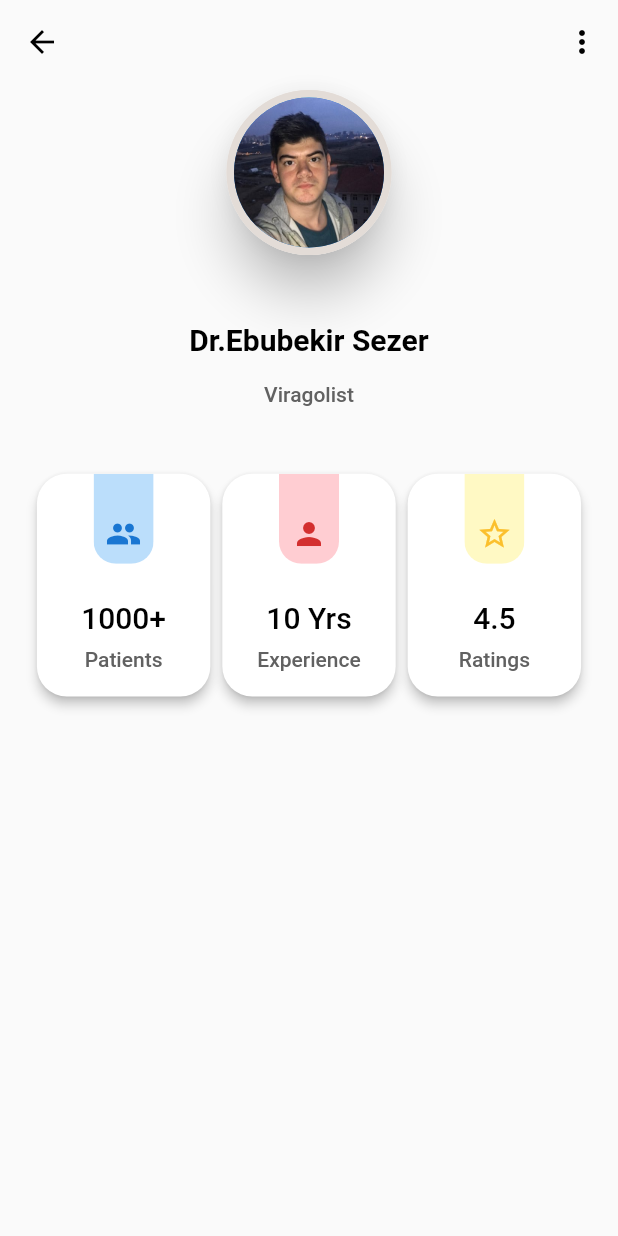
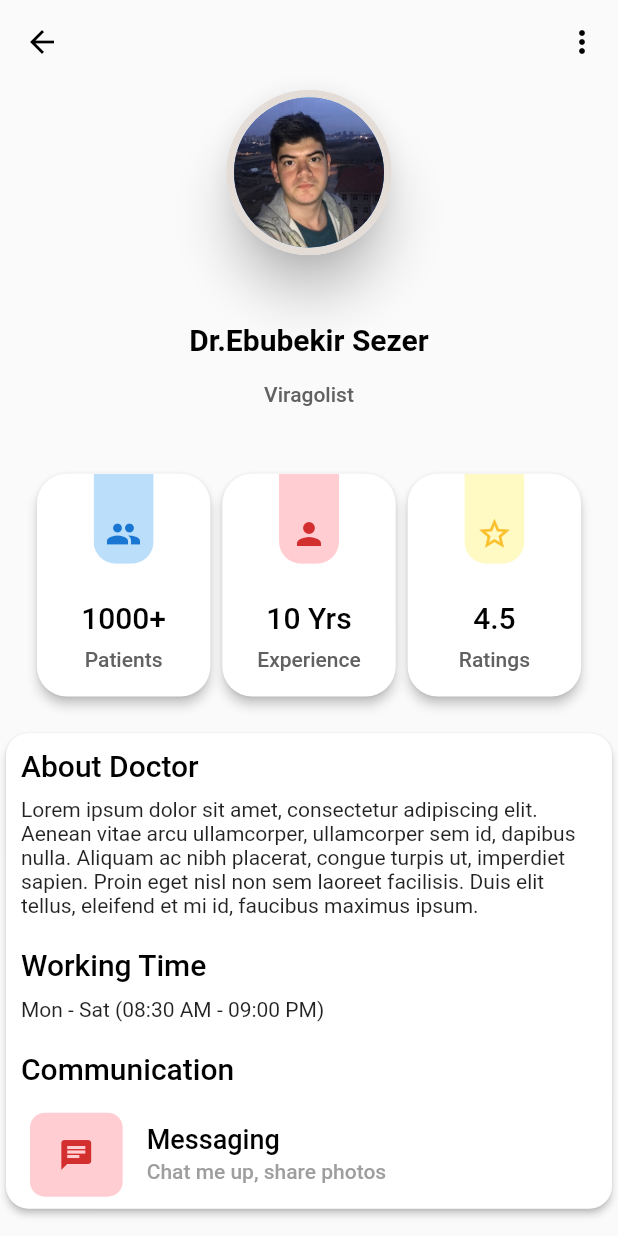
Before and after one commit to VBT-Intership/ESS-Flutter-AppoinmentUI, a Flutter app: the screen it shows after launch, on a phone screen of 412 x 824 dp. Run offline on Flutter 3.47's test engine with Material 2 defaults, Android fonts, the phone set to English and light mode, and no system bars.

Commit message:
doctor information titles and the informations added to the profile page and communication cards created

```diff
--- a/AppoinmentUIApp/lib/view/profileview.dart
+++ b/AppoinmentUIApp/lib/view/profileview.dart
@@ -20,15 +20,97 @@ class _ProfileViewState extends State<ProfileView> {
           SizedBox(height: pageHeight * 0.02),
           buildProfileTitle(context),
           SizedBox(height: pageHeight * 0.05),
-          buildAllInformationCards(context)
+          buildAllInformationCards(context),
+          SizedBox(height: pageHeight * 0.02),
+          Container(
+            child: Card(
+              elevation: 2,
+              shape: RoundedRectangleBorder(
+                borderRadius: BorderRadius.circular(15.0),
+              ),
+              child: Column(
+                crossAxisAlignment: CrossAxisAlignment.start,
+                children: <Widget>[
+                  Padding(
+                    padding: const EdgeInsets.all(10.0),
+                    child: Text(
+                      "About Doctor",
+                      style:
+                          Theme.of(context).primaryTextTheme.headline6.copyWith(
+                                color: Colors.black,
+                              ),
+                    ),
+                  ),
+                  Padding(
+                    padding: const EdgeInsets.only(
+                        left: 10.0, right: 10.0, bottom: 10.0),
+                    child: Text(
+                        "Lorem ipsum dolor sit amet, consectetur adipiscing elit. Aenean vitae arcu ullamcorper, ullamcorper sem id, dapibus nulla. Aliquam ac nibh placerat, congue turpis ut, imperdiet sapien. Proin eget nisl non sem laoreet facilisis. Duis elit tellus, eleifend et mi id, faucibus maximus ipsum."),
+                  ),
+                  Padding(
+                    padding: const EdgeInsets.all(10.0),
+                    child: Text(
+                      "Working Time",
+                      style:
+                          Theme.of(context).primaryTextTheme.headline6.copyWith(
+                                color: Colors.black,
+                              ),
+                    ),
+                  ),
+                  Padding(
+                    padding: const EdgeInsets.only(
+                        left: 10.0, right: 10.0, bottom: 10.0),
+                    child: Text("Mon - Sat (08:30 AM - 09:00 PM)"),
+                  ),
+                  Padding(
+                    padding: const EdgeInsets.all(10.0),
+                    child: Text(
+                      "Communication",
+                      style:
+                          Theme.of(context).primaryTextTheme.headline6.copyWith(
+                                color: Colors.black,
+                              ),
+                    ),
+                  ),
+                  ListTile(
+                    leading: Container(
+                      width: pageWidth * 0.15,
+                      height: pageHeight * 0.07,
+                      decoration: BoxDecoration(
+                        color: Colors.red[100],
+                        borderRadius: BorderRadius.all(Radius.circular(10.0)),
+                      ),
+                      child: Icon(
+                        Icons.chat,
+                        color: Colors.red[700],
+                      ),
+                    ),
+                    title: Text(
+                      "Messaging",
+                      style: Theme.of(context)
+                          .primaryTextTheme
+                          .headline6
+                          .copyWith(color: Colors.black, fontSize: 18.0),
+                    ),
+                    subtitle: Text(
+                      "Chat me up, share photos",
+                      style: Theme.of(context)
+                          .primaryTextTheme
+                          .bodyText1
+                          .copyWith(color: Colors.grey),
+                    ),
+                  )
+                ],
+              ),
+            ),
+          ),
         ],
       ),
     );
   }
 
-  Expanded buildAllInformationCards(BuildContext context) {
-    return Expanded(
-        child: Row(
+  Row buildAllInformationCards(BuildContext context) {
+    return Row(
       mainAxisAlignment: MainAxisAlignment.center,
       children: <Widget>[
         buildInformationCards(
@@ -59,7 +141,7 @@ class _ProfileViewState extends State<ProfileView> {
             "4.5",
             "Ratings"),
       ],
-    ));
+    );
   }
 
   SizedBox buildInformationCards(BuildContext context, Color color, Icon icon,
```
